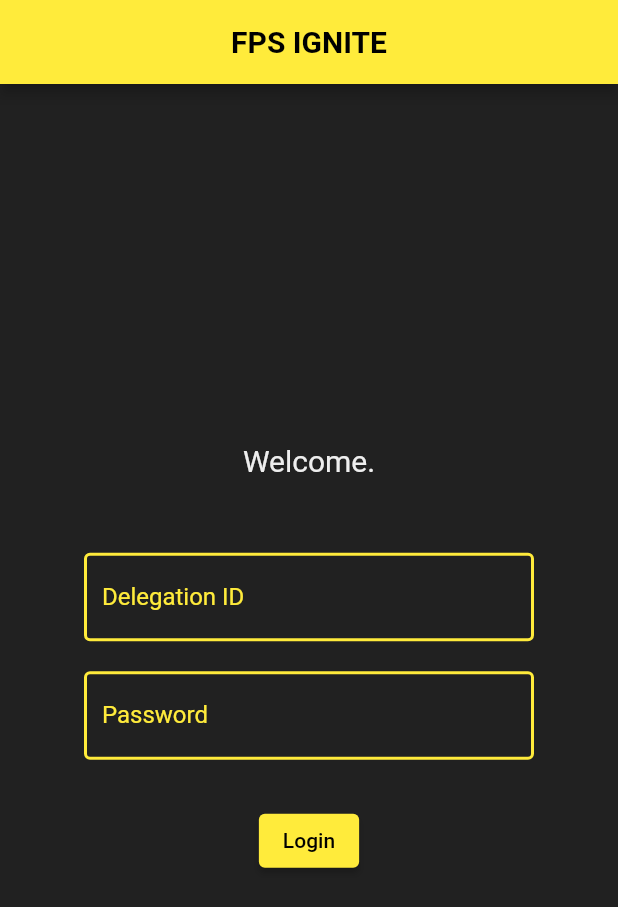
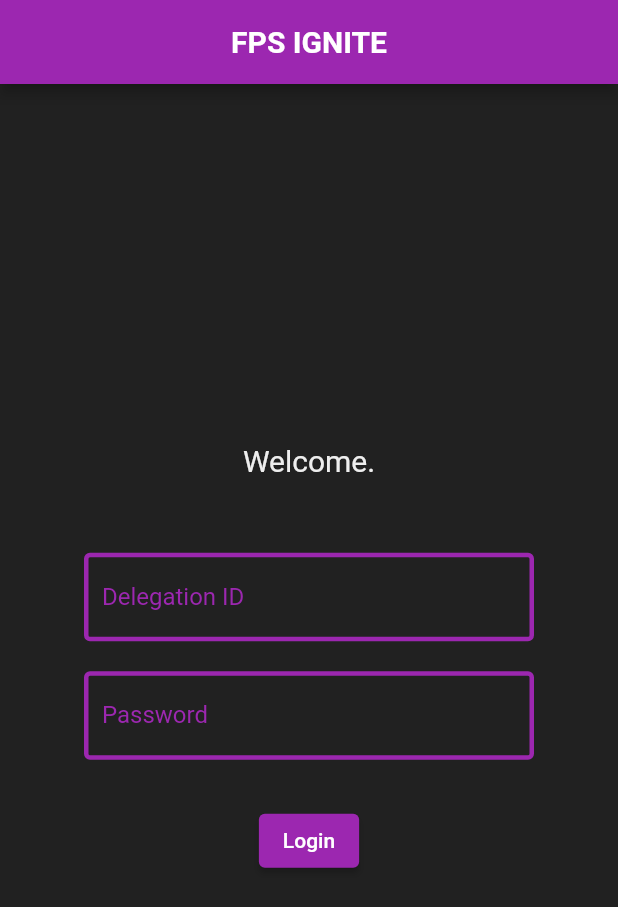
Before and after one commit to C41f0N/fps_ignite_mobile_app_2, a Flutter app: the screen it shows after launch, on a phone screen of 412 x 824 dp. Shown: the top 907 px of the screen. Run offline on Flutter 3.47's test engine with Material 2 defaults, Android fonts, the phone set to English and light mode, and no system bars; our stand-ins replace cloud_firestore, firebase_core, hive_flutter; accounts and stored records are empty.

Commit message:
Made changes According to the new db structure and fixed bugs

```diff
--- a/lib/db_operations/authentication.dart
+++ b/lib/db_operations/authentication.dart
@@ -7,7 +7,7 @@ Future<bool> delegationIdExists(String? delID) async {
   bool exists = false;
   await FirebaseFirestore.instance
   .collection('delegations')
-  .where('Delegation ID', isEqualTo: delID)
+  .where('Delegation_ID', isEqualTo: delID)
   .get()
   .then((value) {
     value.docs.forEach((docs) {
@@ -23,7 +23,7 @@ Future<bool> verifyPassword(String? delID, String? password) async {
   bool valid = false;
   await FirebaseFirestore.instance
   .collection('delegations')
-  .where('Delegation ID', isEqualTo: delID)
+  .where('Delegation_ID', isEqualTo: delID)
   .get()
   .then((value) {
     value.docs.forEach((docs) {
@@ -57,7 +57,7 @@ Future<String> getDelGroup(String delID) async {
   var delGroup;
   await FirebaseFirestore.instance
   .collection("delegations")
-  .where('Delegation ID', isEqualTo: delID)
+  .where('Delegation_ID', isEqualTo: delID)
   .get()
   .then((value) {
     value.docs.forEach((docs) {
--- a/lib/main.dart
+++ b/lib/main.dart
@@ -35,7 +35,7 @@ class MyApp extends StatelessWidget {
     return MaterialApp(
       title: 'Ignite App',
       theme: ThemeData(
-        primarySwatch: Colors.yellow,
+        primarySwatch: Colors.purple,
         scaffoldBackgroundColor: Colors.grey[900]
       ),
 
--- a/lib/pages/login.dart
+++ b/lib/pages/login.dart
@@ -65,17 +65,18 @@ class _DelegationLoginPageState extends State<DelegationLoginPage> {
                       errorBorder: OutlineInputBorder(
                         borderSide: BorderSide(
                           color: Colors.red,
+                          width: 3
                         )
                       ),
                     focusedBorder: OutlineInputBorder(
                       borderSide: BorderSide(
-                        width: 2,
+                        width: 3,
                         color: Theme.of(context).colorScheme.primary,
                       )
                     ),
                     enabledBorder: OutlineInputBorder(
                     borderSide: BorderSide(
-                      width: 2,
+                      width: 3,
                       color: Theme.of(context).colorScheme.primary,
                       ),
                     ),
@@ -98,19 +99,19 @@ class _DelegationLoginPageState extends State<DelegationLoginPage> {
                     errorText: _PasswordError,
                     errorBorder: OutlineInputBorder(
                       borderSide: BorderSide(
-                        width: 2,
+                        width: 3,
                         color: Colors.red,
                       )
                     ),
                     focusedBorder: OutlineInputBorder(
                       borderSide: BorderSide(
-                        width: 2,
+                        width: 3,
                         color: Theme.of(context).colorScheme.primary,
                       )
                     ),
                     enabledBorder: OutlineInputBorder(
                     borderSide: BorderSide(
-                      width: 2,
+                      width: 3,
                       color: Theme.of(context).colorScheme.primary,
                       ),
                     ),
--- a/lib/pages/tvc_sets.dart
+++ b/lib/pages/tvc_sets.dart
@@ -38,14 +38,13 @@ class _TVCSetsState extends State<TVCSets> {
                   child: ElevatedButton(
                     onPressed: () async {
                       String? delGroup = await getDelGroup(getDelID()!);
-                      print("Got Del Group: '$delGroup'");
                       Navigator.of(context).push(MaterialPageRoute(builder: (context) => TimeSlots(tvc_set_name: doc.id, del_group: delGroup!,)));
                     },
                     child: Container(
                       height: 70,
                       child: Center(
                         child: Text(
-                          doc.id,
+                          doc.id.replaceAll('_', " "),
                           style: TextStyle(
                             fontSize: 20,
                             fontWeight: FontWeight.w500
```
Also changed, not shown: lib/db_operations/permission_switch_checker.dart (added, +12 -0 lines), lib/db_operations/tvc_sets_operations.dart (+8 -8 lines), lib/pages/ic_balance.dart (+10 -6 lines), lib/pages/owned_time_slots.dart (+5 -4 lines), lib/pages/time_slots.dart (+26 -7 lines).
